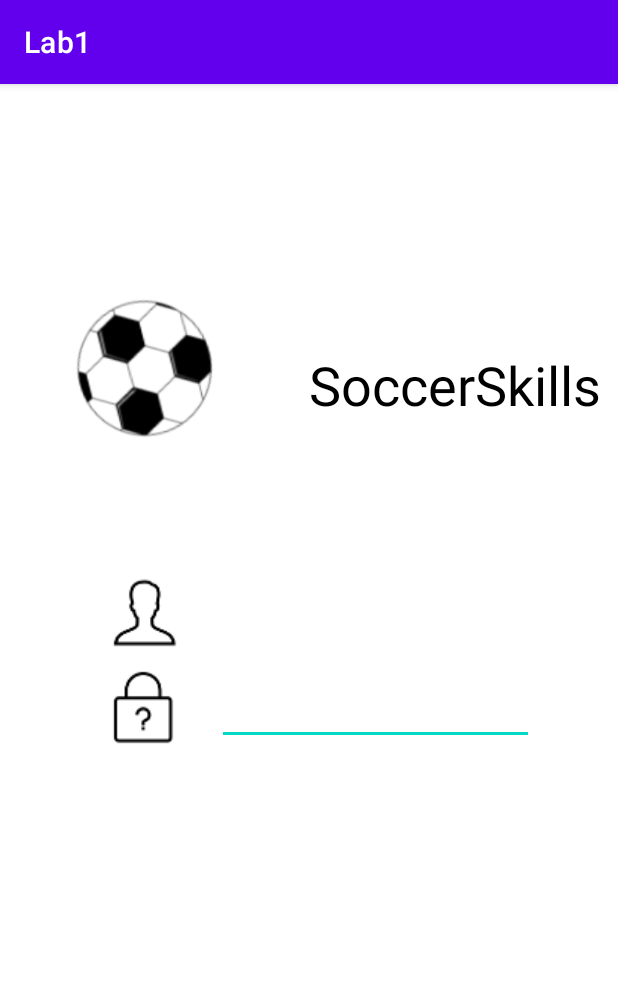
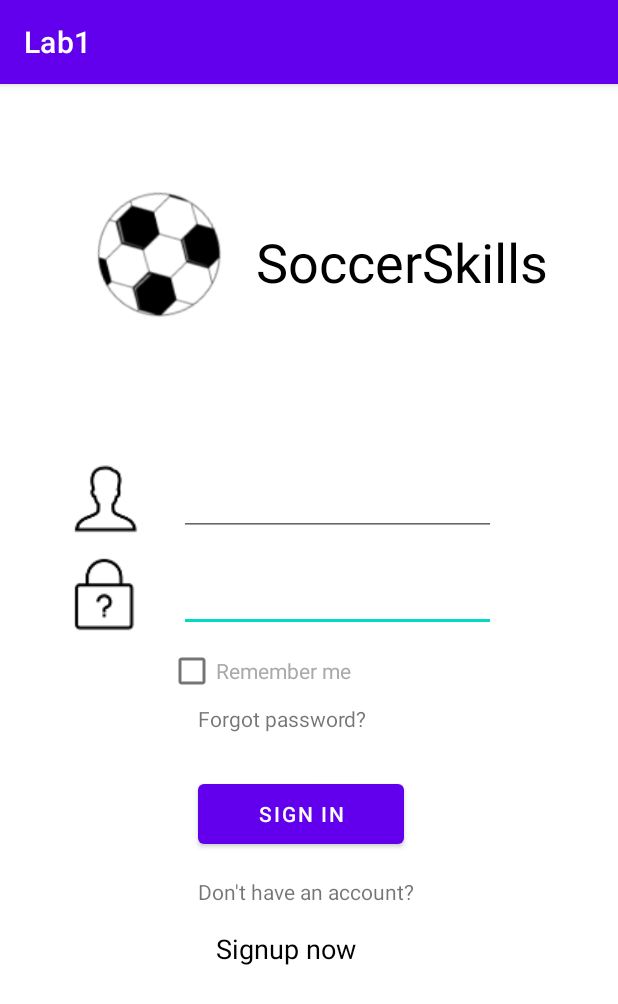
Before and after one commit to bistenofficial/SoccerSkils, an Android app: the screen it shows after launch (MainActivity), on a phone screen of 412 x 824 dp. Shown: the top 1004 px of the screen. Run offline under Robolectric (Android 15) with nearby library versions, the phone set to English and light mode, and no system bars.

Commit message:
Main activity_main comlpite

```diff
--- a/app/src/main/AndroidManifest.xml
+++ b/app/src/main/AndroidManifest.xml
@@ -9,6 +9,7 @@
         android:roundIcon="@mipmap/ic_launcher_round"
         android:supportsRtl="true"
         android:theme="@style/Theme.Lab1">
+        <activity android:name=".MainActivity2"></activity>
         <activity android:name=".MainActivity">
             <intent-filter>
                 <action android:name="android.intent.action.MAIN" />
--- /dev/null
+++ b/app/src/main/java/com/example/lab1/MainActivity2.java
@@ -0,0 +1,14 @@
+package com.example.lab1;
+
+import androidx.appcompat.app.AppCompatActivity;
+
+import android.os.Bundle;
+
+public class MainActivity2 extends AppCompatActivity {
+
+    @Override
+    protected void onCreate(Bundle savedInstanceState) {
+        super.onCreate(savedInstanceState);
+        setContentView(R.layout.activity_main2);
+    }
+}
--- a/app/src/main/res/layout/activity_main.xml
+++ b/app/src/main/res/layout/activity_main.xml
@@ -6,58 +6,127 @@
     android:layout_height="match_parent"
     tools:context=".MainActivity">
 
+    <ImageView
+        android:id="@+id/imageView4"
+        android:layout_width="177dp"
+        android:layout_height="158dp"
+        android:layout_marginTop="36dp"
+        android:layout_marginEnd="175dp"
+        app:layout_constraintEnd_toEndOf="@+id/textView2"
+        app:layout_constraintTop_toTopOf="parent"
+        app:srcCompat="@drawable/sb" />
+
     <TextView
+        android:id="@+id/textView"
+        android:layout_width="wrap_content"
+        android:layout_height="wrap_content"
+        android:layout_marginStart="132dp"
+        android:layout_marginTop="8dp"
+        android:text="Forgot password?"
+        app:layout_constraintStart_toStartOf="parent"
+        app:layout_constraintTop_toBottomOf="@+id/checkBox" />
+
+    <ImageView
+        android:id="@+id/imageView2"
+        android:layout_width="wrap_content"
+        android:layout_height="wrap_content"
+        android:layout_marginStart="44dp"
+        android:layout_marginTop="12dp"
+        app:layout_constraintStart_toStartOf="parent"
+        app:layout_constraintTop_toBottomOf="@+id/imageView"
+        app:srcCompat="@drawable/img2" />
+
+    <TextView
+        android:id="@+id/textView2"
         android:layout_width="205dp"
         android:layout_height="45dp"
-        android:layout_marginStart="4dp"
-        android:layout_marginTop="176dp"
+        android:layout_marginEnd="36dp"
         android:text="SoccerSkills"
         android:textColor="@color/black"
         android:textSize="36sp"
-        app:layout_constraintStart_toEndOf="@+id/imageView4"
-        app:layout_constraintTop_toTopOf="parent" />
+        app:layout_constraintBottom_toBottomOf="@+id/imageView4"
+        app:layout_constraintEnd_toEndOf="parent"
+        app:layout_constraintTop_toTopOf="@+id/imageView4"
+        app:layout_constraintVertical_bias="0.513" />
+
+    <Button
+        android:id="@+id/button"
+        android:layout_width="137dp"
+        android:layout_height="52dp"
+        android:layout_marginStart="132dp"
+        android:layout_marginTop="28dp"
+        android:layout_marginEnd="142dp"
+        android:text="Sign in"
+        app:layout_constraintEnd_toEndOf="parent"
+        app:layout_constraintHorizontal_bias="0.0"
+        app:layout_constraintStart_toStartOf="parent"
+        app:layout_constraintTop_toBottomOf="@+id/textView" />
 
     <ImageView
         android:id="@+id/imageView"
         android:layout_width="wrap_content"
         android:layout_height="wrap_content"
-        android:layout_marginStart="70dp"
+        android:layout_marginStart="44dp"
         android:layout_marginTop="57dp"
+        android:layout_marginBottom="12dp"
+        app:layout_constraintBottom_toTopOf="@+id/imageView2"
         app:layout_constraintStart_toStartOf="parent"
         app:layout_constraintTop_toBottomOf="@+id/imageView4"
         app:srcCompat="@drawable/img1" />
+
+    <CheckBox
+        android:id="@+id/checkBox"
+        android:layout_width="136dp"
+        android:layout_height="28dp"
+        android:layout_marginStart="112dp"
+        android:layout_marginTop="12dp"
+        android:text="Remember me"
+        android:textColor="@android:color/darker_gray"
+        app:layout_constraintStart_toStartOf="parent"
+        app:layout_constraintTop_toBottomOf="@+id/editTextTextPassword" />
 
     <EditText
         android:id="@+id/editTextTextPassword"
         android:layout_width="211dp"
         android:layout_height="51dp"
-        android:layout_marginStart="23dp"
-        android:layout_marginTop="119dp"
+        android:layout_marginStart="24dp"
+        android:layout_marginTop="120dp"
         android:ems="10"
         android:inputType="textPassword"
         app:layout_constraintStart_toEndOf="@+id/imageView2"
         app:layout_constraintTop_toBottomOf="@+id/imageView4" />
 
-    <ImageView
-        android:id="@+id/imageView2"
+    <EditText
+        android:id="@+id/editTextTextPersonName"
+        android:layout_width="211dp"
+        android:layout_height="51dp"
+        android:layout_marginStart="24dp"
+        android:layout_marginTop="56dp"
+        android:ems="10"
+        android:inputType="textPersonName"
+        app:layout_constraintStart_toEndOf="@+id/imageView"
+        app:layout_constraintTop_toBottomOf="@+id/imageView4" />
+
+    <TextView
+        android:id="@+id/textView4"
         android:layout_width="wrap_content"
         android:layout_height="wrap_content"
-        android:layout_marginStart="70dp"
-        android:layout_marginTop="11dp"
-        android:layout_marginEnd="23dp"
-        app:layout_constraintEnd_toStartOf="@+id/editTextTextPassword"
+        android:layout_marginStart="132dp"
+        android:layout_marginTop="16dp"
+        android:text="Don't have an account?"
         app:layout_constraintStart_toStartOf="parent"
-        app:layout_constraintTop_toBottomOf="@+id/imageView"
-        app:srcCompat="@drawable/img2" />
+        app:layout_constraintTop_toBottomOf="@+id/button" />
 
-    <ImageView
-        android:id="@+id/imageView4"
-        android:layout_width="198dp"
-        android:layout_height="158dp"
-        android:layout_marginStart="4dp"
-        android:layout_marginTop="112dp"
+    <TextView
+        android:id="@+id/textView5"
+        android:layout_width="121dp"
+        android:layout_height="29dp"
+        android:layout_marginStart="144dp"
+        android:layout_marginTop="16dp"
+        android:text="Signup now"
+        android:textColor="@color/black"
+        android:textSize="18sp"
         app:layout_constraintStart_toStartOf="parent"
-        app:layout_constraintTop_toTopOf="parent"
-        app:srcCompat="@drawable/sb" />
+        app:layout_constraintTop_toBottomOf="@+id/textView4" />
 
 </androidx.constraintlayout.widget.ConstraintLayout>
--- /dev/null
+++ b/app/src/main/res/layout/activity_main2.xml
@@ -0,0 +1,9 @@
+<?xml version="1.0" encoding="utf-8"?>
+<androidx.constraintlayout.widget.ConstraintLayout xmlns:android="http://schemas.android.com/apk/res/android"
+    xmlns:app="http://schemas.android.com/apk/res-auto"
+    xmlns:tools="http://schemas.android.com/tools"
+    android:layout_width="match_parent"
+    android:layout_height="match_parent"
+    tools:context=".MainActivity2">
+
+</androidx.constraintlayout.widget.ConstraintLayout>
```
